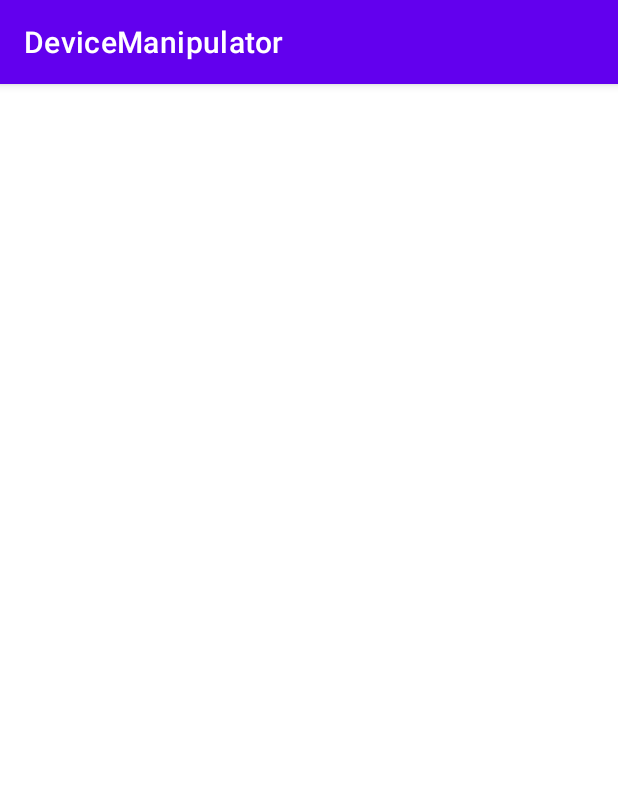
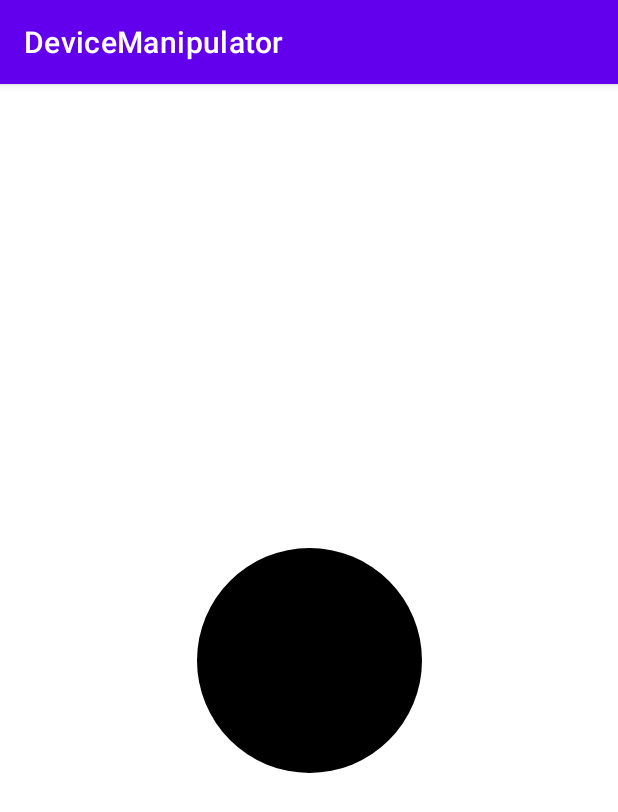
Before and after one commit to SSw4rtzz/DeviceManipulator, an Android app: the Nivel2 screen opened directly, with no data from a screen before it, on a phone screen of 412 x 824 dp. Shown: the top 812 px of the screen. Run offline under Robolectric (Android 15) with nearby library versions, the light colour scheme and no system bars; 3 statements that could not run were skipped.

Commit message:
Nivel2 V. 0.2
Changelog versão 0.2:
- Adição do nivel 2

- Nivel 2 detém erros, principalmente na obtenção do tamanho do ecrã

```diff
--- a/app/src/main/AndroidManifest.xml
+++ b/app/src/main/AndroidManifest.xml
@@ -4,7 +4,7 @@
     <!-- Permissões necessárias -->
     <uses-permission android:name="android.permission.ACCESS_DISPLAY_MANAGER" />
     <uses-permission android:name="android.permission.SENSOR_SERVICE" />
-
+    <uses-permission android:name="android.permission.ACCESS_DISPLAY_MANAGER"/>
     <application
         android:allowBackup="true"
         android:dataExtractionRules="@xml/data_extraction_rules"
--- a/app/src/main/java/pt/ipt/dam2022/devicemanipulator/niveis/Nivel1.kt
+++ b/app/src/main/java/pt/ipt/dam2022/devicemanipulator/niveis/Nivel1.kt
@@ -32,7 +32,7 @@ class Nivel1 : AppCompatActivity() {
         btnProximoNivel.visibility = View.GONE
 
         sensorManager = getSystemService(Context.SENSOR_SERVICE) as SensorManager
-        orientationSensor = sensorManager.getDefaultSensor(Sensor.TYPE_ORIENTATION)
+        orientationSensor = sensorManager.getDefaultSensor(Sensor.TYPE_GYROSCOPE)
 
         orientationListener = object : OrientationEventListener(this) {
             override fun onOrientationChanged(orientation: Int) {
@@ -46,7 +46,6 @@ class Nivel1 : AppCompatActivity() {
         }
     }
 
-
     override fun onResume() {
         super.onResume()
         orientationListener?.enable()
--- a/app/src/main/java/pt/ipt/dam2022/devicemanipulator/niveis/Nivel2.kt
+++ b/app/src/main/java/pt/ipt/dam2022/devicemanipulator/niveis/Nivel2.kt
@@ -1,12 +1,104 @@
 package pt.ipt.dam2022.devicemanipulator.niveis
 
+import android.animation.ObjectAnimator
+import android.content.Context
+import android.graphics.Color
+import android.hardware.Sensor
+import android.hardware.SensorEvent
+import android.hardware.SensorEventListener
+import android.hardware.SensorManager
+import android.os.Bundle
+import android.os.Handler
+import android.os.Looper
+import android.util.DisplayMetrics
+import android.util.Log
+import android.view.animation.Animation
+import android.view.animation.AnimationUtils
+import android.widget.ImageView
 import androidx.appcompat.app.AppCompatActivity
-import android.os.Bundle
 import pt.ipt.dam2022.devicemanipulator.R
 
+
 class Nivel2 : AppCompatActivity() {
+
+    //Animação em anim - zoom
+    private lateinit var zoom: Animation
+    //Image em drawable - circulo_nivel2
+    private lateinit var img: ImageView
+
     override fun onCreate(savedInstanceState: Bundle?) {
         super.onCreate(savedInstanceState)
         setContentView(R.layout.nivel2)
+
+
+        zoom = AnimationUtils.loadAnimation(applicationContext, R.anim.zoom);
+        img = findViewById(R.id.image);
+        img.startAnimation(zoom);
+
+        val h = Handler(Looper.getMainLooper())
+
+        val sensorManager = getSystemService(Context.SENSOR_SERVICE) as SensorManager
+        val sensor: Sensor? = sensorManager.getDefaultSensor(Sensor.TYPE_GYROSCOPE)
+
+        val displayMetrics = DisplayMetrics()
+        val display = displayManager.displays[0]
+        val screenWidth = display.getBounds().width()
+        val screenHeight = display.getBounds().height()
+
+
+        val listener = object : SensorEventListener {
+            override fun onSensorChanged(event: SensorEvent?) {
+                val x = event!!.values[0]
+                val y = event.values[1]
+                val z = event.values[2]
+                Log.d("myTag", "" + x)
+                Log.d("myTag", "" + y)
+                Log.d("myTag", "" + z)
+
+                if (z > 0.5f){
+                    window.decorView.setBackgroundColor(Color.RED);
+                } else if(z < -0.5f){
+                    window.decorView.setBackgroundColor(Color.YELLOW);
+                    if(y > -0.5f){
+                        window.decorView.setBackgroundColor(Color.BLUE);
+                    }
+                }
+
+                h.postDelayed({
+                    //val i = Intent(applicationContext, Nivel1::class.java)
+                    //startActivity(i)
+                    val objectAnimatorX = ObjectAnimator.ofFloat(img, "translationX", img.x, img.x + x)
+                    val objectAnimatorY = ObjectAnimator.ofFloat(img, "translationY", img.y, img.y + y)
+                    val objectAnimatorZ = ObjectAnimator.ofFloat(img, "translationZ", img.z, img.z + z)
+                    objectAnimatorX.duration = 1000
+                    objectAnimatorY.duration = 1000
+                    objectAnimatorZ.duration = 1000
+                    objectAnimatorX.start()
+                    objectAnimatorY.start()
+                    objectAnimatorZ.start()
+
+                }, 10000)
+
+            }
+
+            override fun onAccuracyChanged(sensor: Sensor?, accuracy: Int) {
+                // Verifique se a imagem está fora da tela na horizontal
+                if (img.x < 0) {
+                    img.x = 0
+                } else if (img.x + img.width > screenWidth) {
+                    img.x = screenWidth - img.width
+                }
+
+                // Verifique se a imagem está fora da tela na vertical
+                if (img.y < 0) {
+                    img.y = 0
+                } else if (img.y + img.height > screenHeight) {
+                    img.y = screenHeight - img.height
+                }
+            }
+        }
+
+        sensorManager.registerListener(listener, sensor, SensorManager.SENSOR_DELAY_NORMAL)
+
     }
 }
--- /dev/null
+++ b/app/src/main/res/anim/zoom.xml
@@ -0,0 +1,13 @@
+<?xml version="1.0" encoding="utf-8"?>
+<set xmlns:android="http://schemas.android.com/apk/res/android">
+
+    <scale
+        android:duration="2000"
+        android:pivotX="50%"
+        android:pivotY="50%"
+        android:fromYScale="1"
+        android:fromXScale="1"
+        android:toXScale="350%p"
+        android:toYScale="200%p"
+        />
+</set>
--- /dev/null
+++ b/app/src/main/res/drawable/circulo_nivel2.xml
@@ -0,0 +1,11 @@
+<?xml version="1.0" encoding="utf-8"?>
+<shape xmlns:android="http://schemas.android.com/apk/res/android">
+    <!-- Circulo -->
+    <solid
+        android:color="@color/black"/>
+    <size
+        android:height="100dp"
+        android:width="100dp"/>
+    <corners
+        android:radius="200dp"/>
+</shape>
--- a/app/src/main/res/layout/nivel2.xml
+++ b/app/src/main/res/layout/nivel2.xml
@@ -5,5 +5,19 @@
     android:layout_width="match_parent"
     android:layout_height="match_parent"
     tools:context=".niveis.Nivel2">
+    <!-- "android:background="@color/black" Por causa do circulo -->
+
+    <ImageView
+        android:id="@+id/image"
+        android:layout_width="150dp"
+        android:layout_height="150dp"
+        android:background="@drawable/circulo_nivel2"
+        app:layout_constraintStart_toStartOf="parent"
+        app:layout_constraintEnd_toEndOf="parent"
+        app:layout_constraintTop_toTopOf="parent"
+        app:layout_constraintBottom_toBottomOf="parent"/>
+
+
+
 
 </androidx.constraintlayout.widget.ConstraintLayout>
```
